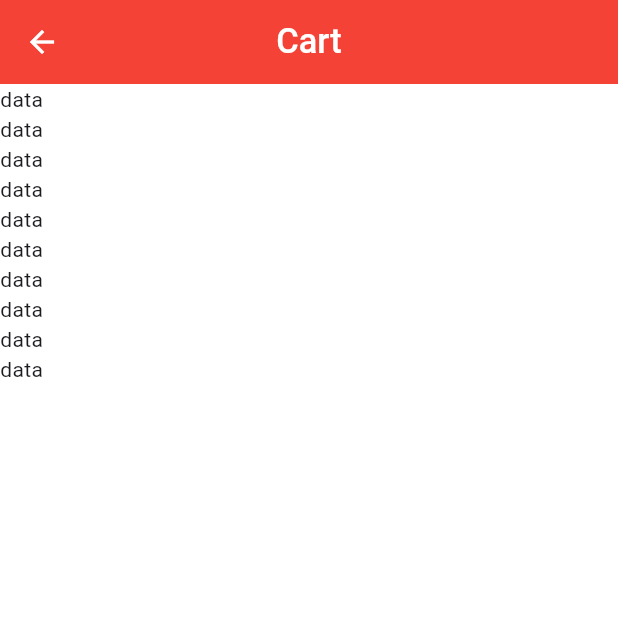
After one commit to Sohag-84/Flutter-Widget, a Flutter app: the screen it shows after launch, after a tap on the "shopping cart" icon, on a phone screen of 412 x 824 dp, the top half of it. The commit adds this screen. Run offline on Flutter 3.47's test engine with Material 3 defaults, Android fonts, the phone set to English and light mode, and no system bars; our stand-ins replace badges, flutter_screenutil, flutter_svg, fluttertoast, get, google_fonts and 1 more; missing offline and left inert: onesignal_flutter; accounts and stored records are empty; network calls fail.

Commit message:
product added to cart

```diff
--- a/product_order_app_task/lib/common/theme/color/colors.dart
+++ b/product_order_app_task/lib/common/theme/color/colors.dart
@@ -2,4 +2,5 @@ import 'package:flutter/material.dart';
 
 class AppColors {
   static const primaryColor = Colors.red;
+  static const bgColor = Colors.white;
 }
--- a/product_order_app_task/lib/common/widgets/product_card.dart
+++ b/product_order_app_task/lib/common/widgets/product_card.dart
@@ -32,7 +32,7 @@ class ProductCard extends StatelessWidget {
         ),
         const SizedBox(height: 8),
         Text(
-          product.title,
+          product.name,
           style: Theme.of(context).textTheme.bodyMedium,
           maxLines: 2,
         ),
--- /dev/null
+++ b/product_order_app_task/lib/data/cartlist/cart_box.dart
@@ -0,0 +1,7 @@
+import 'package:hive/hive.dart';
+import 'package:product_order_app_task/data/cartlist/cartlist_model.dart';
+
+class CartBoxes {
+  static Box<HiveCartlistProduct> getData() =>
+      Hive.box<HiveCartlistProduct>("cart");
+}
--- a/product_order_app_task/lib/main.dart
+++ b/product_order_app_task/lib/main.dart
@@ -1,10 +1,21 @@
 import 'package:flutter/material.dart';
 import 'package:flutter_screenutil/flutter_screenutil.dart';
+import 'package:hive/hive.dart';
 import 'package:product_order_app_task/common/theme/color/colors.dart';
 import 'package:product_order_app_task/modules/home/view/home_view.dart';
 import 'package:get/get.dart';
+import 'package:path_provider/path_provider.dart';
 
-void main() {
+import 'data/cartlist/cartlist_model.dart';
+
+Future<void> main() async {
+  WidgetsFlutterBinding.ensureInitialized();
+  var directory = await getApplicationDocumentsDirectory();
+  Hive.init(directory.path);
+
+  ///for add to wishlist
+  Hive.registerAdapter(HiveCartlistProductAdapter());
+  await Hive.openBox<HiveCartlistProduct>("cart");
   runApp(const MyApp());
 }
 
@@ -20,9 +31,9 @@ class MyApp extends StatelessWidget {
             title: 'Product Order',
             debugShowCheckedModeBanner: false,
             theme: ThemeData(
-              scaffoldBackgroundColor: AppColors.primaryColor,
+              scaffoldBackgroundColor: AppColors.bgColor,
               appBarTheme: AppBarTheme(
-                backgroundColor: Colors.red,
+                backgroundColor: AppColors.primaryColor,
                 centerTitle: true,
                 titleTextStyle: TextStyle(
                   fontSize: 20.sp,
--- a/product_order_app_task/lib/models/product.dart
+++ b/product_order_app_task/lib/models/product.dart
@@ -1,6 +1,6 @@
 class Product {
   final int id;
-  final String title, description;
+  final String name, description;
   final String images;
   final double rating, price;
   final int stock;
@@ -12,7 +12,7 @@ class Product {
     this.rating = 0.0,
     this.isFavourite = false,
     required this.stock,
-    required this.title,
+    required this.name,
     required this.price,
     required this.description,
   });
--- /dev/null
+++ b/product_order_app_task/lib/modules/cart/view/cart_view.dart
@@ -0,0 +1,20 @@
+import 'package:flutter/material.dart';
+
+class CartView extends StatelessWidget {
+  const CartView({super.key});
+
+  @override
+  Widget build(BuildContext context) {
+    return Scaffold(
+      appBar: AppBar(
+        title: const Text("Cart"),
+      ),
+      body: ListView.builder(
+        itemCount: 10,
+        itemBuilder: (BuildContext context, int index) {
+          return const Text("data");
+        },
+      ),
+    );
+  }
+}
--- /dev/null
+++ b/product_order_app_task/lib/modules/home/part/cart_icon_button.dart
@@ -0,0 +1,37 @@
+import 'package:flutter/material.dart';
+import 'package:get/get.dart';
+import 'package:product_order_app_task/common/theme/color/colors.dart';
+import 'package:product_order_app_task/modules/cart/controller/cart_controller.dart';
+import 'package:product_order_app_task/modules/cart/view/cart_view.dart';
+import 'package:badges/badges.dart' as badges;
+
+Widget cartIconButton() {
+  return GetBuilder<CartController>(
+      init: CartController(),
+      builder: (CartController controller) {
+        return badges.Badge(
+          position: badges.BadgePosition.topEnd(top: -5, end: 2),
+          badgeStyle: const badges.BadgeStyle(badgeColor: Colors.white),
+          badgeContent: Text(
+            '${controller.box.length}',
+            style: const TextStyle(
+              color: AppColors.primaryColor,
+              fontWeight: FontWeight.w600,
+            ),
+          ),
+          badgeAnimation: const badges.BadgeAnimation.scale(
+            animationDuration: Duration(seconds: 1),
+            colorChangeAnimationDuration: Duration(seconds: 1),
+            loopAnimation: false,
+            curve: Curves.fastOutSlowIn,
+            colorChangeAnimationCurve: Curves.easeInCubic,
+          ),
+          child: IconButton(
+            onPressed: () {
+              Get.to(() => const CartView());
+            },
+            icon: const Icon(Icons.shopping_cart_outlined),
+          ),
+        );
+      });
+}
--- a/product_order_app_task/pubspec.yaml
+++ b/product_order_app_task/pubspec.yaml
@@ -20,6 +20,8 @@ dependencies:
   path_provider: ^2.0.15
   flutter_svg: ^2.0.16
   any_image_view: ^1.0.6
+  fluttertoast: ^8.2.8
+  badges: ^3.1.2
 
 dev_dependencies:
   hive_generator: ^2.0.0
```
Also changed, not shown: product_order_app_task/lib/common/list.dart (+4 -4 lines), product_order_app_task/lib/data/cartlist/cartlist_model.dart (added, +28 -0 lines), product_order_app_task/lib/modules/cart/controller/cart_controller.dart (added, +85 -0 lines), product_order_app_task/lib/modules/home/view/home_view.dart (+22 -2 lines), product_order_app_task/lib/data/cartlist/cartlist_model.g.dart (added), product_order_app_task/pubspec.lock.
